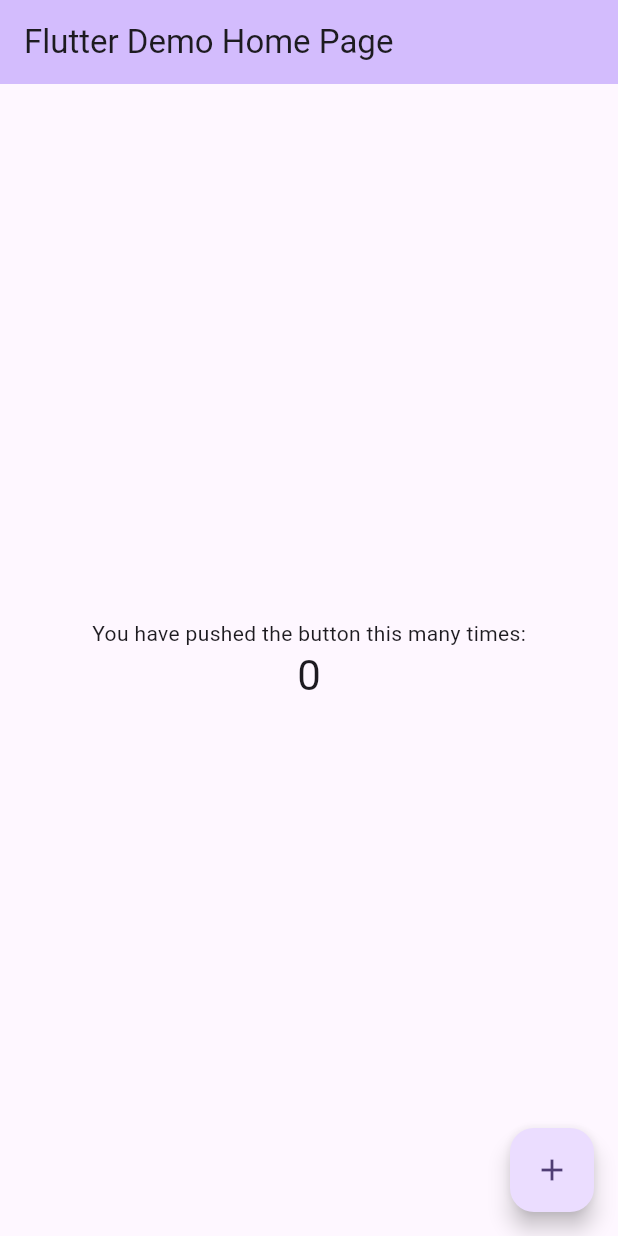
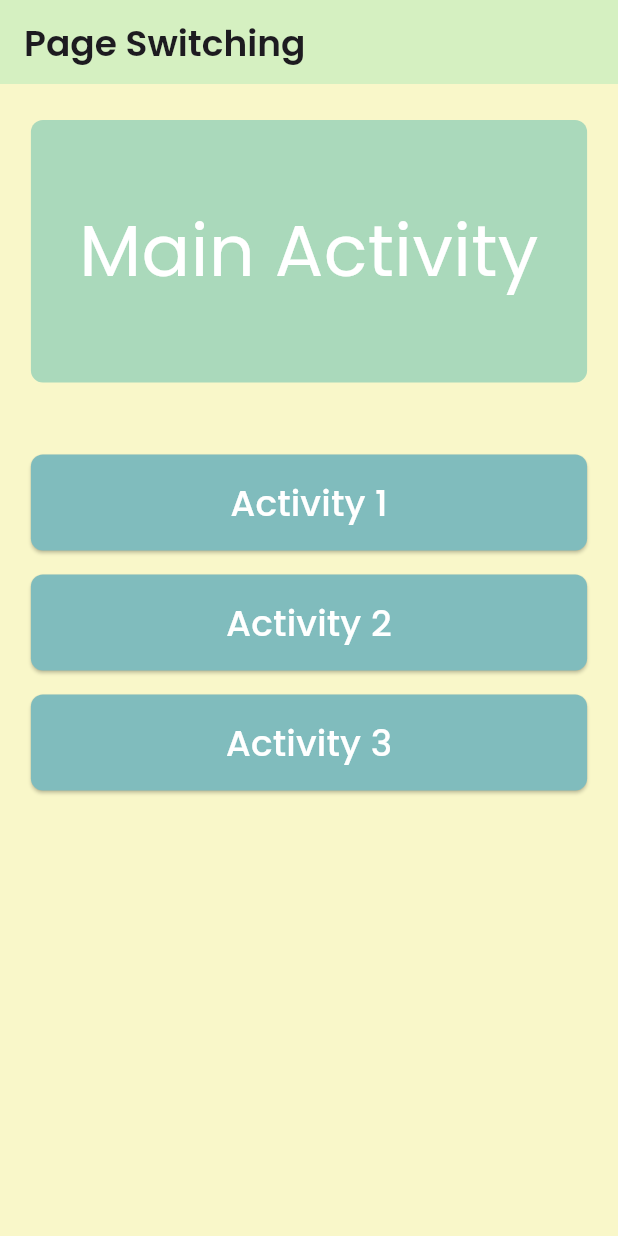
Before and after one commit to nikinicky/flutter-page-switching, a Flutter app: the screen it shows after launch, on a phone screen of 412 x 824 dp. Run offline on Flutter 3.47's test engine with Material 3 defaults, Android fonts, the phone set to English and light mode, and no system bars; our stand-ins replace google_fonts.

Commit message:
page switching/ move between activity

```diff
--- a/lib/main.dart
+++ b/lib/main.dart
@@ -1,122 +1,19 @@
 import 'package:flutter/material.dart';
+import 'screens/main_activity.dart';
 
 void main() {
-  runApp(const MyApp());
+  runApp(PageSwitchingApp());
 }
 
-class MyApp extends StatelessWidget {
-  const MyApp({super.key});
+class PageSwitchingApp extends StatelessWidget {
+  const PageSwitchingApp({super.key});
 
-  // This widget is the root of your application.
   @override
+
   Widget build(BuildContext context) {
     return MaterialApp(
-      title: 'Flutter Demo',
-      theme: ThemeData(
-        // This is the theme of your application.
-        //
-        // TRY THIS: Try running your application with "flutter run". You'll see
-        // the application has a purple toolbar. Then, without quitting the app,
-        // try changing the seedColor in the colorScheme below to Colors.green
-        // and then invoke "hot reload" (save your changes or press the "hot
-        // reload" button in a Flutter-supported IDE, or press "r" if you used
-        // the command line to start the app).
-        //
-        // Notice that the counter didn't reset back to zero; the application
-        // state is not lost during the reload. To reset the state, use hot
-        // restart instead.
-        //
-        // This works for code too, not just values: Most code changes can be
-        // tested with just a hot reload.
-        colorScheme: ColorScheme.fromSeed(seedColor: Colors.deepPurple),
-      ),
-      home: const MyHomePage(title: 'Flutter Demo Home Page'),
+      debugShowCheckedModeBanner: false,
+      home: MainActivity(),
     );
   }
 }
-
-class MyHomePage extends StatefulWidget {
-  const MyHomePage({super.key, required this.title});
-
-  // This widget is the home page of your application. It is stateful, meaning
-  // that it has a State object (defined below) that contains fields that affect
-  // how it looks.
-
-  // This class is the configuration for the state. It holds the values (in this
-  // case the title) provided by the parent (in this case the App widget) and
-  // used by the build method of the State. Fields in a Widget subclass are
-  // always marked "final".
-
-  final String title;
-
-  @override
-  State<MyHomePage> createState() => _MyHomePageState();
-}
-
-class _MyHomePageState extends State<MyHomePage> {
-  int _counter = 0;
-
-  void _incrementCounter() {
-    setState(() {
-      // This call to setState tells the Flutter framework that something has
-      // changed in this State, which causes it to rerun the build method below
-      // so that the display can reflect the updated values. If we changed
-      // _counter without calling setState(), then the build method would not be
-      // called again, and so nothing would appear to happen.
-      _counter++;
-    });
-  }
-
-  @override
-  Widget build(BuildContext context) {
-    // This method is rerun every time setState is called, for instance as done
-    // by the _incrementCounter method above.
-    //
-    // The Flutter framework has been optimized to make rerunning build methods
-    // fast, so that you can just rebuild anything that needs updating rather
-    // than having to individually change instances of widgets.
-    return Scaffold(
-      appBar: AppBar(
-        // TRY THIS: Try changing the color here to a specific color (to
-        // Colors.amber, perhaps?) and trigger a hot reload to see the AppBar
-        // change color while the other colors stay the same.
-        backgroundColor: Theme.of(context).colorScheme.inversePrimary,
-        // Here we take the value from the MyHomePage object that was created by
-        // the App.build method, and use it to set our appbar title.
-        title: Text(widget.title),
-      ),
-      body: Center(
-        // Center is a layout widget. It takes a single child and positions it
-        // in the middle of the parent.
-        child: Column(
-          // Column is also a layout widget. It takes a list of children and
-          // arranges them vertically. By default, it sizes itself to fit its
-          // children horizontally, and tries to be as tall as its parent.
-          //
-          // Column has various properties to control how it sizes itself and
-          // how it positions its children. Here we use mainAxisAlignment to
-          // center the children vertically; the main axis here is the vertical
-          // axis because Columns are vertical (the cross axis would be
-          // horizontal).
-          //
-          // TRY THIS: Invoke "debug painting" (choose the "Toggle Debug Paint"
-          // action in the IDE, or press "p" in the console), to see the
-          // wireframe for each widget.
-          mainAxisAlignment: MainAxisAlignment.center,
-          children: <Widget>[
-            const Text('You have pushed the button this many times:'),
-            Text(
-              '$_counter',
-              style: Theme.of(context).textTheme.headlineMedium,
-            ),
-          ],
-        ),
-      ),
-      floatingActionButton: FloatingActionButton(
-        onPressed: _incrementCounter,
-        tooltip: 'Increment',
-        child: const Icon(Icons.add),
-      ), // This trailing comma makes auto-formatting nicer for build methods.
-    );
-  }
-}
--- /dev/null
+++ b/lib/screens/main_activity.dart
@@ -0,0 +1,152 @@
+import 'package:flutter/material.dart';
+import 'package:flutter/services.dart';
+import 'package:google_fonts/google_fonts.dart';
+
+import 'activity1.dart';
+import 'activity2.dart';
+import 'activity3.dart';
+
+class MainActivity extends StatefulWidget {
+  const MainActivity({super.key});
+
+  @override
+  MainActivityState createState() => MainActivityState();
+}
+
+class MainActivityState extends State<MainActivity> {
+  @override
+  Widget build(BuildContext context) {
+    return Scaffold(
+      appBar: AppBar(
+        title: Text(
+          "Page Switching",
+          style: GoogleFonts.poppins(
+              fontSize: 24,
+              fontWeight: FontWeight.w600
+          ),
+        ),
+        backgroundColor: Color(0xFFD5F0C1),
+      ),
+      body: Container(
+        color: Color(0xFFF9F7C9),
+        child: Column(
+          children: [
+            Center(
+              child: Container(
+                margin: EdgeInsets.only(top: 24),
+                width: MediaQuery.of(context).size.width * 0.90,
+                height: 175,
+                alignment: Alignment.center,
+                decoration: BoxDecoration(
+                  color: Color(0xFFAAD9BB),
+                  borderRadius: BorderRadius.circular(8)
+                ),
+                child: Text(
+                  "Main Activity",
+                  textAlign: TextAlign.center,
+                  style: GoogleFonts.poppins(
+                      fontSize: 48,
+                      color: Colors.white,
+                  ),
+                )
+              )
+            ),
+
+            // Activity 1
+            Container(
+              margin: EdgeInsets.only(top: 48),
+              child: SizedBox(
+                width: MediaQuery.of(context).size.width * 0.90,
+                height: 64,
+                child: ElevatedButton(
+                  onPressed: () {
+                    Navigator.push(
+                      context,
+                      MaterialPageRoute(builder: (context) => Activity1()),
+                    );
+                  },
+                  style: ElevatedButton.styleFrom(
+                    backgroundColor: Color(0xFF80BCBD),
+                    shape: RoundedRectangleBorder(
+                      borderRadius: BorderRadius.circular(8)
+                    )
+                  ),
+                  child: Text(
+                    "Activity 1",
+                    textAlign: TextAlign.center,
+                    style: GoogleFonts.poppins(
+                      fontSize: 24,
+                      color: Colors.white,
+                    ),
+                  )
+                ),
+              ),
+            ),
+
+            // Activity 2
+            Container(
+              margin: EdgeInsets.only(top: 16),
+              child: SizedBox(
+                width: MediaQuery.of(context).size.width * 0.90,
+                height: 64,
+                child: ElevatedButton(
+                    onPressed: () {
+                      Navigator.push(
+                        context,
+                        MaterialPageRoute(builder: (context) => Activity2()),
+                      );
+                    },
+                    style: ElevatedButton.styleFrom(
+                        backgroundColor: Color(0xFF80BCBD),
+                        shape: RoundedRectangleBorder(
+                            borderRadius: BorderRadius.circular(8)
+                        )
+                    ),
+                    child: Text(
+                      "Activity 2",
+                      textAlign: TextAlign.center,
+                      style: GoogleFonts.poppins(
+                        fontSize: 24,
+                        color: Colors.white,
+                      ),
+                    )
+                ),
+              ),
+            ),
+
+            // Activity 3
+            Container(
+              margin: EdgeInsets.only(top: 16),
+              child: SizedBox(
+                width: MediaQuery.of(context).size.width * 0.90,
+                height: 64,
+                child: ElevatedButton(
+                    onPressed: () {
+                      Navigator.push(
+                        context,
+                        MaterialPageRoute(builder: (context) => Activity3()),
+                      );
+                    },
+                    style: ElevatedButton.styleFrom(
+                        backgroundColor: Color(0xFF80BCBD),
+                        shape: RoundedRectangleBorder(
+                            borderRadius: BorderRadius.circular(8)
+                        )
+                    ),
+                    child: Text(
+                      "Activity 3",
+                      textAlign: TextAlign.center,
+                      style: GoogleFonts.poppins(
+                        fontSize: 24,
+                        color: Colors.white,
+                      ),
+                    )
+                ),
+              ),
+            ),
+          ],
+        ),
+      ),
+    );
+  }
+}
--- a/pubspec.yaml
+++ b/pubspec.yaml
@@ -34,6 +34,7 @@ dependencies:
   # The following adds the Cupertino Icons font to your application.
   # Use with the CupertinoIcons class for iOS style icons.
   cupertino_icons: ^1.0.8
+  google_fonts: ^6.1.0
 
 dev_dependencies:
   flutter_test:
```
Also changed, not shown: lib/screens/activity1.dart (added, +81 -0 lines), lib/screens/activity2.dart (added, +81 -0 lines), lib/screens/activity3.dart (added, +81 -0 lines), 2 other files.
